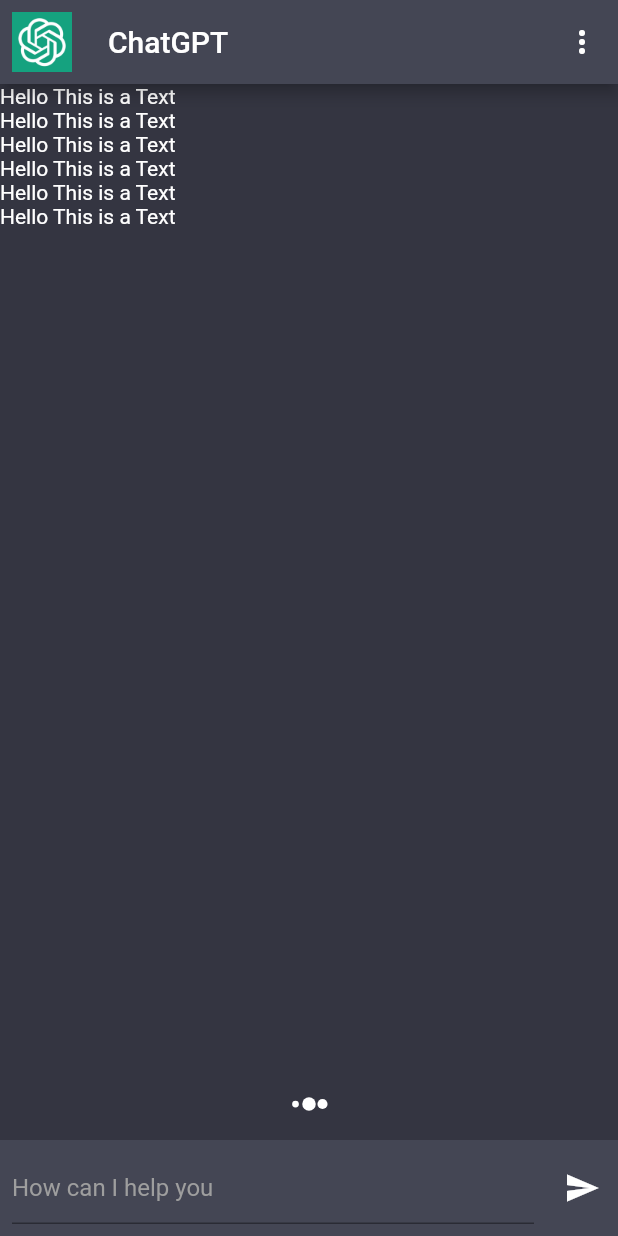
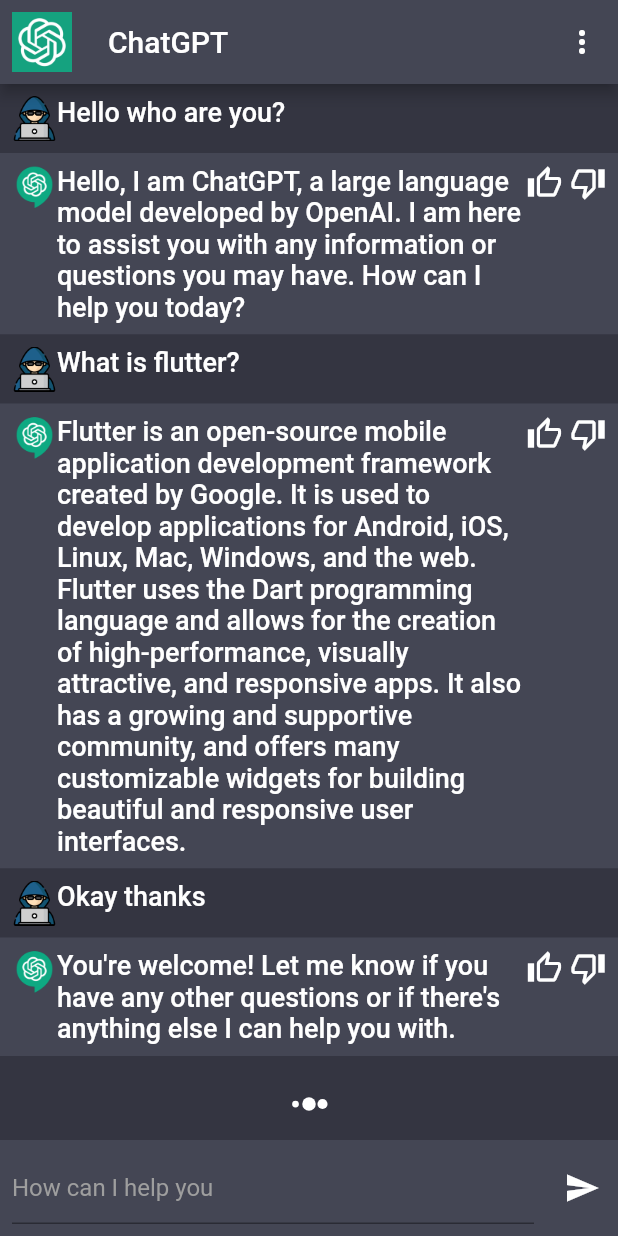
Before and after one commit to raymondk25/ChatGPT-Flutter, a Flutter app: the screen it shows after launch, on a phone screen of 412 x 824 dp. Run offline on Flutter 3.47's test engine with Material 2 defaults, Android fonts, the phone set to English and light mode, and no system bars; our stand-ins replace flutter_spinkit.

Commit message:
Build the Chat widget

```diff
--- a/lib/constants/constants.dart
+++ b/lib/constants/constants.dart
@@ -2,3 +2,33 @@ import 'package:flutter/material.dart';
 
 Color kScaffoldBackgroundColor = const Color(0xFF343541);
 Color kCardColor = const Color(0xFF444654);
+
+final chatMessages = [
+  {
+    "msg": "Hello who are you?",
+    "chatIndex": 0,
+  },
+  {
+    "msg":
+        "Hello, I am ChatGPT, a large language model developed by OpenAI. I am here to assist you with any information or questions you may have. How can I help you today?",
+    "chatIndex": 1,
+  },
+  {
+    "msg": "What is flutter?",
+    "chatIndex": 0,
+  },
+  {
+    "msg":
+        "Flutter is an open-source mobile application development framework created by Google. It is used to develop applications for Android, iOS, Linux, Mac, Windows, and the web. Flutter uses the Dart programming language and allows for the creation of high-performance, visually attractive, and responsive apps. It also has a growing and supportive community, and offers many customizable widgets for building beautiful and responsive user interfaces.",
+    "chatIndex": 1,
+  },
+  {
+    "msg": "Okay thanks",
+    "chatIndex": 0,
+  },
+  {
+    "msg":
+        "You're welcome! Let me know if you have any other questions or if there's anything else I can help you with.",
+    "chatIndex": 1,
+  },
+];
--- a/lib/screens/chat_screen.dart
+++ b/lib/screens/chat_screen.dart
@@ -1,5 +1,6 @@
 import 'package:chat_gpt/constants/constants.dart';
 import 'package:chat_gpt/services/assets_manager.dart';
+import 'package:chat_gpt/widgets/chat_widget.dart';
 import 'package:flutter/material.dart';
 import 'package:flutter_spinkit/flutter_spinkit.dart';
 
@@ -52,9 +53,9 @@ class _ChatScreenState extends State<ChatScreen> {
               child: ListView.builder(
                 itemCount: 6,
                 itemBuilder: (context, index) {
-                  return const Text(
-                    'Hello This is a Text',
-                    style: TextStyle(color: Colors.white),
+                  return ChatWidget(
+                    msg: chatMessages[index]['msg'].toString(),
+                    chatIndex: int.parse(chatMessages[index]['chatIndex'].toString()),
                   );
                 },
               ),
--- /dev/null
+++ b/lib/widgets/chat_widget.dart
@@ -0,0 +1,51 @@
+import 'package:chat_gpt/constants/constants.dart';
+import 'package:chat_gpt/services/assets_manager.dart';
+import 'package:chat_gpt/widgets/text_widget.dart';
+import 'package:flutter/material.dart';
+
+class ChatWidget extends StatelessWidget {
+  const ChatWidget({required this.msg, required this.chatIndex, super.key});
+
+  final String msg;
+  final int chatIndex;
+
+  @override
+  Widget build(BuildContext context) {
+    return Column(
+      children: [
+        Material(
+          color: chatIndex == 0 ? kScaffoldBackgroundColor : kCardColor,
+          child: Padding(
+            padding: const EdgeInsets.all(8.0),
+            child: Row(
+              crossAxisAlignment: CrossAxisAlignment.start,
+              children: [
+                Image.asset(
+                  chatIndex == 0 ? AssetsManager.userImage : AssetsManager.chatLogo,
+                  width: 30,
+                ),
+                const SizedBox(height: 8),
+                Expanded(child: TextWidget(label: msg)),
+                chatIndex == 0
+                    ? const SizedBox.shrink()
+                    : Row(
+                        children: const [
+                          Icon(
+                            Icons.thumb_up_alt_outlined,
+                            color: Colors.white,
+                          ),
+                          SizedBox(width: 5),
+                          Icon(
+                            Icons.thumb_down_alt_outlined,
+                            color: Colors.white,
+                          ),
+                        ],
+                      )
+              ],
+            ),
+          ),
+        ),
+      ],
+    );
+  }
+}
--- /dev/null
+++ b/lib/widgets/text_widget.dart
@@ -0,0 +1,24 @@
+import 'package:flutter/material.dart';
+
+class TextWidget extends StatelessWidget {
+  const TextWidget({
+    required this.label,
+    this.fontSize = 18,
+    this.color,
+    this.fontWeight,
+    super.key,
+  });
+
+  final String label;
+  final double fontSize;
+  final Color? color;
+  final FontWeight? fontWeight;
+
+  @override
+  Widget build(BuildContext context) {
+    return Text(
+      label,
+      style: TextStyle(fontSize: fontSize, color: color ?? Colors.white, fontWeight: fontWeight ?? FontWeight.w500),
+    );
+  }
+}
```
